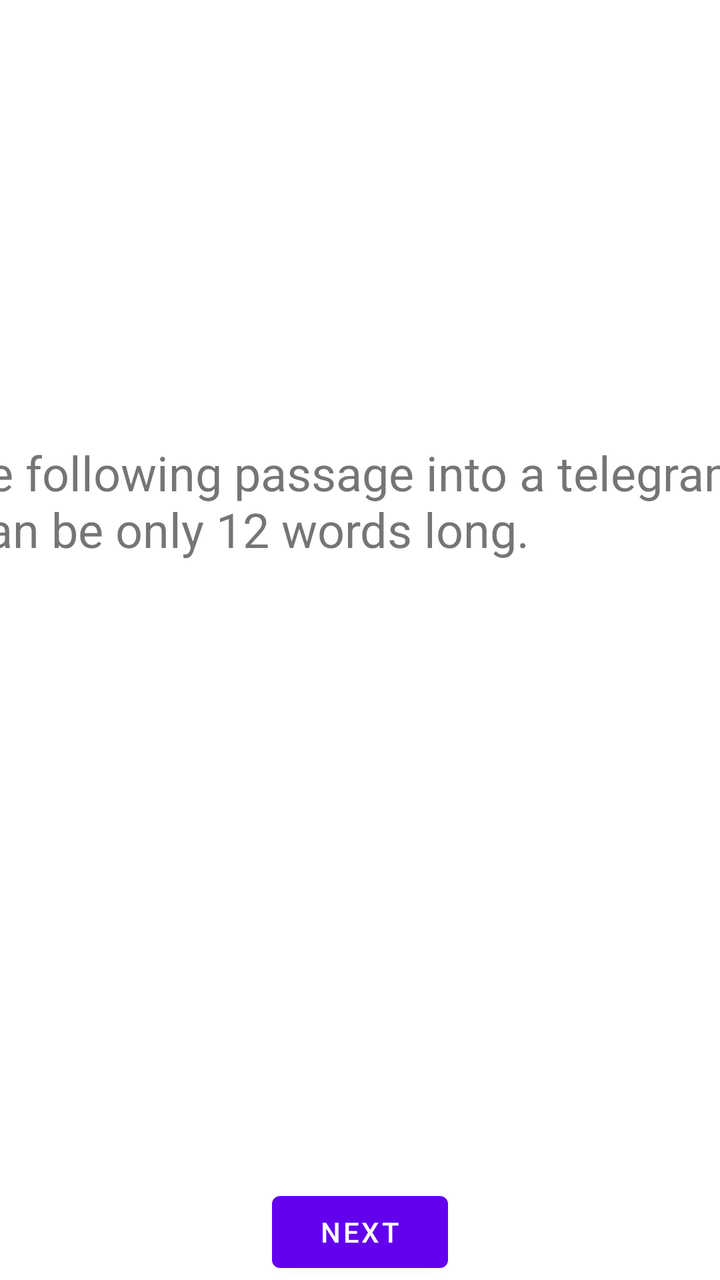
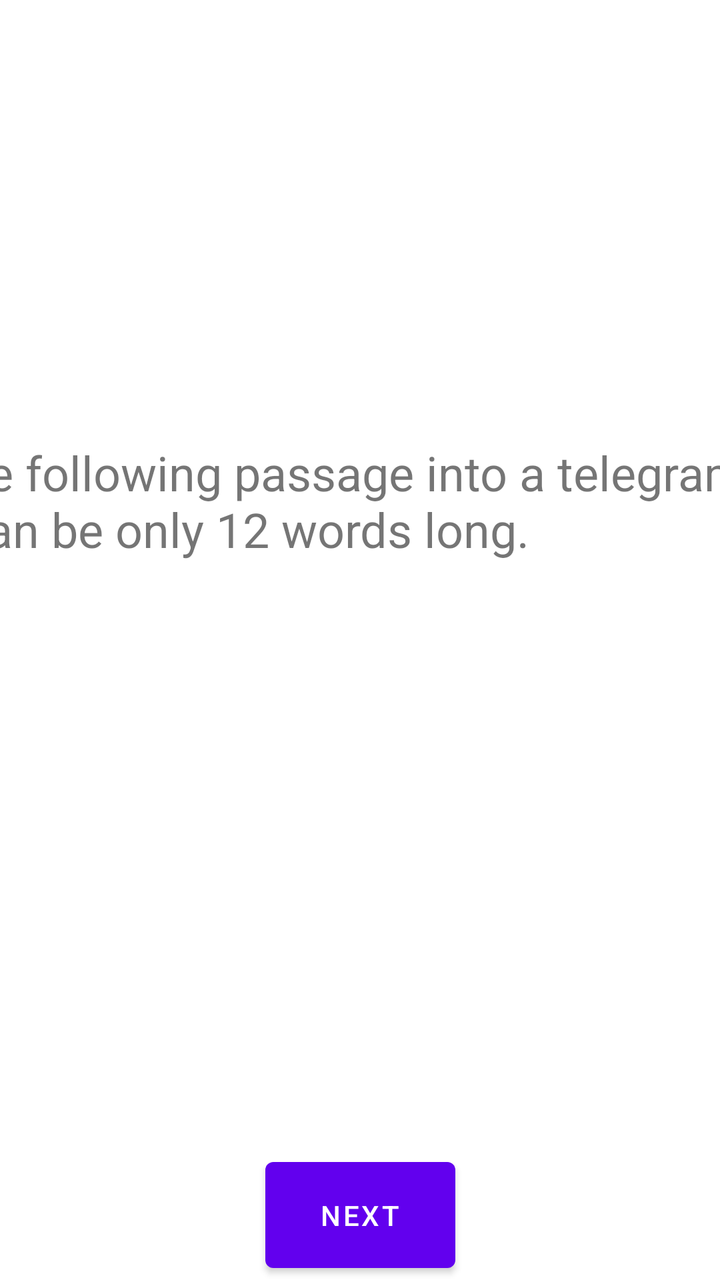

The first picture is an Android layout as it rendered before a commit; the second is the same layout after the commit. The layout source and the unified diff follow.
<!-- AndroidManifest.xml: application theme Theme.TelegramActivity -->
<!-- res/layout/fragment_get_ready.xml -->
<?xml version="1.0" encoding="utf-8"?>
<androidx.constraintlayout.widget.ConstraintLayout xmlns:android="http://schemas.android.com/apk/res/android"
    xmlns:app="http://schemas.android.com/apk/res-auto"
    xmlns:tools="http://schemas.android.com/tools"
    android:layout_width="match_parent"
    android:layout_height="match_parent"
    tools:context=".GetReady">

    <TextView
        android:id="@+id/textView4"
        android:layout_width="600dp"
        android:layout_height="200dp"
        android:text="@string/telegram_instructions"
        android:textSize="24sp"
        app:layout_constraintBottom_toBottomOf="parent"
        app:layout_constraintEnd_toEndOf="parent"
        app:layout_constraintStart_toStartOf="parent"
        app:layout_constraintTop_toTopOf="parent" />

    <Button
        android:id="@+id/button2"
        android:layout_width="wrap_content"
        android:layout_height="wrap_content"
        android:text="@string/next"
        app:layout_constraintBottom_toBottomOf="parent"
        app:layout_constraintEnd_toEndOf="parent"
        app:layout_constraintStart_toStartOf="parent" />
</androidx.constraintlayout.widget.ConstraintLayout>
<!-- resources referenced by this layout -->
<resources>
  <string name="next">Next</string>
  <string name="telegram_instructions">Simplify the following passage into a telegram. The telegram can be only 12 words long.</string>
  <style name="Theme.TelegramActivity" parent="Theme.MaterialComponents.DayNight.DarkActionBar">
          
          <item name="colorPrimary">@color/purple_500</item>
          <item name="colorPrimaryVariant">@color/purple_700</item>
          <item name="colorOnPrimary">@color/white</item>
          
          <item name="colorSecondary">@color/teal_200</item>
          <item name="colorSecondaryVariant">@color/teal_700</item>
          <item name="colorOnSecondary">@color/black</item>
          
          <item name="android:statusBarColor" tools:targetApi="l">?attr/colorPrimaryVariant</item>
          
      </style>
  <color name="purple_500">#FF6200EE</color>
  <color name="purple_700">#FF3700B3</color>
  <color name="white">#FFFFFFFF</color>
  <color name="teal_200">#FF03DAC5</color>
  <color name="teal_700">#FF018786</color>
  <color name="black">#FF000000</color>
</resources>

<!-- the commit's change to res/layout/fragment_get_ready.xml (unified diff, before → after) -->
@@ -19,8 +19,8 @@
 
     <Button
         android:id="@+id/button2"
-        android:layout_width="wrap_content"
-        android:layout_height="wrap_content"
+        android:layout_width="95dp"
+        android:layout_height="65dp"
         android:text="@string/next"
         app:layout_constraintBottom_toBottomOf="parent"
         app:layout_constraintEnd_toEndOf="parent"
